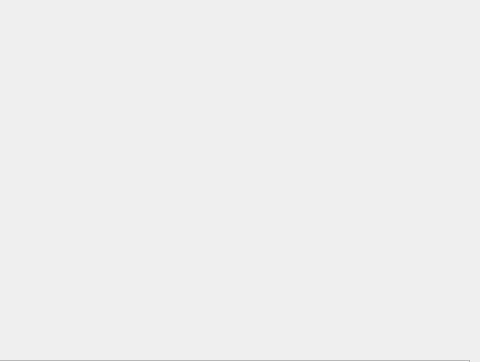
The window that src/mainwindow.ui (MathThree/queens_game) describes before a commit, drawn with Qt 5; both pictures show x 320 to 800 and y 0 to 362 of the 800 by 600 pixel window.
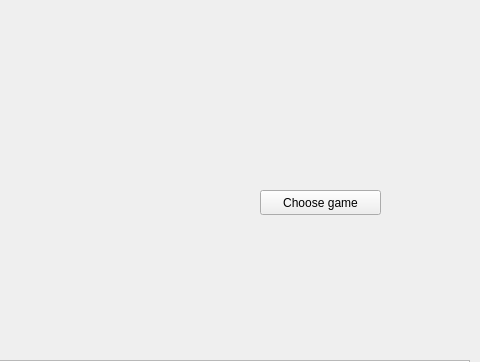
The same window after the commit.

Diff of the .ui file:
```diff
--- a/src/mainwindow.ui
+++ b/src/mainwindow.ui
@@ -51,6 +51,19 @@
      </property>
     </layout>
    </widget>
+   <widget class="QPushButton" name="chooseGameButton">
+    <property name="geometry">
+     <rect>
+      <x>580</x>
+      <y>190</y>
+      <width>121</width>
+      <height>25</height>
+     </rect>
+    </property>
+    <property name="text">
+     <string>Choose game</string>
+    </property>
+   </widget>
   </widget>
   <widget class="QMenuBar" name="menubar">
    <property name="geometry">
```
Left out of the diff: 8 changed lines with no effect on the pictures.
